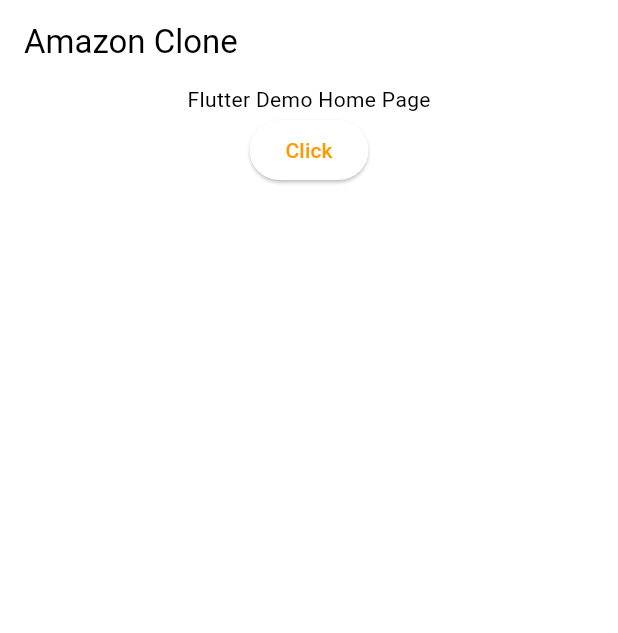
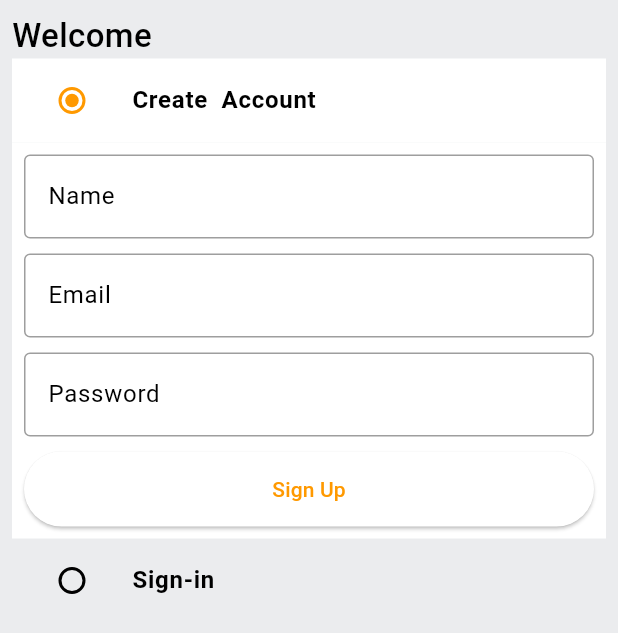
Before and after one commit to murkishashank/amazon_clone_flutter, a Flutter app: the screen it shows after launch, on a phone screen of 412 x 824 dp. Shown: the top 633 px of the screen. Run offline on Flutter 3.47's test engine with Material 3 defaults, Android fonts, the phone set to English and light mode, and no system bars.

Commit message:
Build Auth Screen

```diff
--- /dev/null
+++ b/lib/common/widgets/custom_button.dart
@@ -0,0 +1,19 @@
+import 'package:flutter/material.dart';
+
+class CustomButton extends StatelessWidget {
+  final String text;
+  final VoidCallback onTap;
+  const CustomButton({super.key, required this.text, required this.onTap});
+
+  @override
+  Widget build(BuildContext context) {
+    return ElevatedButton(
+      onPressed: onTap,
+      child: Text(
+        text,
+      ),
+      style: ElevatedButton.styleFrom(
+          minimumSize: const Size(double.infinity, 50)),
+    );
+  }
+}
--- /dev/null
+++ b/lib/common/widgets/custom_textfield.dart
@@ -0,0 +1,28 @@
+import 'package:flutter/material.dart';
+
+class CustomTextField extends StatelessWidget {
+  final TextEditingController controller;
+  final String hintText;
+  const CustomTextField(
+      {Key? key, required this.controller, required this.hintText})
+      : super(key: key);
+
+  @override
+  Widget build(BuildContext context) {
+    return TextFormField(
+      controller: controller,
+      decoration: InputDecoration(
+        hintText: hintText,
+        border: const OutlineInputBorder(
+            borderSide: BorderSide(
+          color: Colors.black38,
+        )),
+        enabledBorder: const OutlineInputBorder(
+            borderSide: BorderSide(
+          color: Colors.black38,
+        )),
+      ),
+      validator: (value) {},
+    );
+  }
+}
--- /dev/null
+++ b/lib/features/auth/screens/auth_screen.dart
@@ -0,0 +1,156 @@
+import "package:flutter/material.dart";
+import "package:flutter_amazon_clone/common/widgets/custom_button.dart";
+import "package:flutter_amazon_clone/common/widgets/custom_textfield.dart";
+import "package:flutter_amazon_clone/constants/global_variables.dart";
+
+enum Auth {
+  signin,
+  signup,
+}
+
+class AuthScreen extends StatefulWidget {
+  static const String routeName = "/auth_screen";
+  const AuthScreen({super.key});
+
+  @override
+  State<AuthScreen> createState() => _AuthScreenState();
+}
+
+class _AuthScreenState extends State<AuthScreen> {
+  Auth _auth = Auth.signup;
+  final _signUpFormKey = GlobalKey<FormState>();
+  final _signInFormKey = GlobalKey<FormState>();
+
+  final TextEditingController _emailController = TextEditingController();
+  final TextEditingController _passwordController = TextEditingController();
+  final TextEditingController _nameController = TextEditingController();
+
+  @override
+  void dispose() {
+    // TODO: implement dispose
+    super.dispose();
+    _emailController.dispose();
+    _passwordController.dispose();
+    _nameController.dispose();
+  }
+
+  @override
+  Widget build(BuildContext context) {
+    return Scaffold(
+      backgroundColor: GlobalVariables.greyBackgroundCOlor,
+      body: SafeArea(
+        child: Padding(
+          padding: EdgeInsets.all(8.0),
+          child: Column(
+            crossAxisAlignment: CrossAxisAlignment.start,
+            children: [
+              Text(
+                "Welcome",
+                style: TextStyle(fontSize: 22, fontWeight: FontWeight.w500),
+              ),
+              ListTile(
+                tileColor: _auth == Auth.signup
+                    ? GlobalVariables.backgroundColor
+                    : GlobalVariables.greyBackgroundCOlor,
+                title: const Text(
+                  "Create  Account",
+                  style: TextStyle(fontWeight: FontWeight.bold),
+                ),
+                leading: Radio(
+                  activeColor: GlobalVariables.secondaryColor,
+                  value: Auth.signup,
+                  groupValue: _auth,
+                  onChanged: (Auth? val) {
+                    setState(() {
+                      _auth = val!;
+                    });
+                  },
+                ),
+              ),
+              if (_auth == Auth.signup)
+                Container(
+                  padding: const EdgeInsets.all(8),
+                  color: GlobalVariables.backgroundColor,
+                  child: Form(
+                    key: _signUpFormKey,
+                    child: Column(
+                      children: [
+                        CustomTextField(
+                          controller: _nameController,
+                          hintText: "Name",
+                        ),
+                        const SizedBox(
+                          height: 10,
+                        ),
+                        CustomTextField(
+                          controller: _emailController,
+                          hintText: "Email",
+                        ),
+                        const SizedBox(
+                          height: 10,
+                        ),
+                        CustomTextField(
+                          controller: _passwordController,
+                          hintText: "Password",
+                        ),
+                        const SizedBox(
+                          height: 10,
+                        ),
+                        CustomButton(text: "Sign Up", onTap: () {})
+                      ],
+                    ),
+                  ),
+                ),
+              ListTile(
+                tileColor: _auth == Auth.signin
+                    ? GlobalVariables.backgroundColor
+                    : GlobalVariables.greyBackgroundCOlor,
+                title: const Text(
+                  "Sign-in",
+                  style: TextStyle(fontWeight: FontWeight.bold),
+                ),
+                leading: Radio(
+                  activeColor: GlobalVariables.secondaryColor,
+                  value: Auth.signin,
+                  groupValue: _auth,
+                  onChanged: (Auth? val) {
+                    setState(() {
+                      _auth = val!;
+                    });
+                  },
+                ),
+              ),
+              if (_auth == Auth.signin)
+                Container(
+                  padding: const EdgeInsets.all(8),
+                  color: GlobalVariables.backgroundColor,
+                  child: Form(
+                    key: _signInFormKey,
+                    child: Column(
+                      children: [
+                        CustomTextField(
+                          controller: _emailController,
+                          hintText: "Email",
+                        ),
+                        const SizedBox(
+                          height: 10,
+                        ),
+                        CustomTextField(
+                          controller: _passwordController,
+                          hintText: "Password",
+                        ),
+                        const SizedBox(
+                          height: 10,
+                        ),
+                        CustomButton(text: "Sign In", onTap: () {})
+                      ],
+                    ),
+                  ),
+                ),
+            ],
+          ),
+        ),
+      ),
+    );
+  }
+}
--- a/lib/main.dart
+++ b/lib/main.dart
@@ -1,5 +1,7 @@
 import 'package:flutter/material.dart';
 import 'package:flutter_amazon_clone/constants/global_variables.dart';
+import 'package:flutter_amazon_clone/features/auth/screens/auth_screen.dart';
+import 'package:flutter_amazon_clone/router.dart';
 
 void main() {
   runApp(const MyApp());
@@ -25,19 +27,8 @@ class MyApp extends StatelessWidget {
           ),
         ),
       ),
-      home: Scaffold(
-        appBar: AppBar(
-          title: const Text("Amazon Clone"),
-        ),
-        body: Column(
-          children: [
-            const Center(
-              child: Text('Flutter Demo Home Page'),
-            ),
-            ElevatedButton(onPressed: () {}, child: Text("Click"))
-          ],
-        ),
-      ),
+      onGenerateRoute: (settings) => generateRoute(settings),
+      home: const AuthScreen(),
     );
   }
 }
--- /dev/null
+++ b/lib/router.dart
@@ -0,0 +1,21 @@
+import 'package:flutter/material.dart';
+import 'package:flutter_amazon_clone/features/auth/screens/auth_screen.dart';
+
+Route<dynamic> generateRoute(RouteSettings routeSettings) {
+  switch (routeSettings.name) {
+    case AuthScreen.routeName:
+      return MaterialPageRoute(
+        settings: routeSettings,
+        builder: (_) => const AuthScreen(),
+      );
+    default:
+      return MaterialPageRoute(
+        settings: routeSettings,
+        builder: (_) => const Scaffold(
+          body: Center(
+            child: Text("Screen does not exist"),
+          ),
+        ),
+      );
+  }
+}
```
Also changed, not shown: 1 other file.
